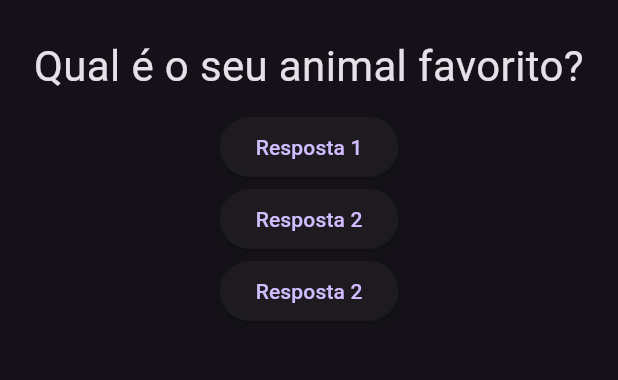
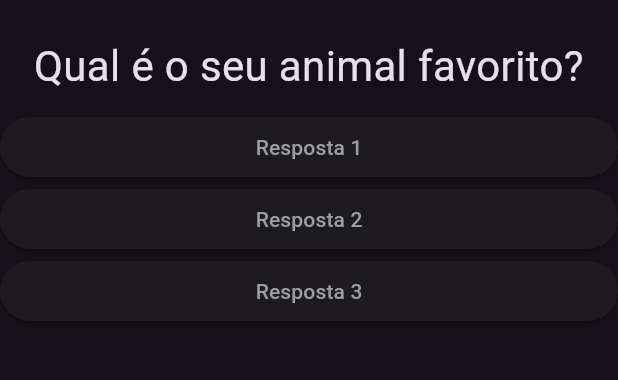
Before and after one commit to murilomonte/estudos-flutter, a Flutter app: the screen it shows after launch, after a tap on "Resposta 1", on a phone screen of 412 x 824 dp, the part 63-443 px from its top. Run offline on Flutter 3.47's test engine with Material 3 defaults, Android fonts, the phone set to English and light mode, and no system bars.

Commit message:
feat: widget Resposta

```diff
--- a/exercicios/projeto_perguntas/lib/main.dart
+++ b/exercicios/projeto_perguntas/lib/main.dart
@@ -1,5 +1,6 @@
 import 'package:flutter/material.dart';
 import './questao.dart';
+import './resposta.dart';
 
 void main() {
   // Roda uma instância da classe 'PerguntasApp'
@@ -19,7 +20,6 @@ class _PerguntaAppState extends State<PerguntaApp> {
     setState(() {
       _perguntaSelecionada++;
     });
-    print(_perguntaSelecionada);
   }
 
   // Como a interface irá mudar conforme o estado, ela deve estar dentro dessa classe;
@@ -46,12 +46,9 @@ class _PerguntaAppState extends State<PerguntaApp> {
                 Questao(perguntas[_perguntaSelecionada]),
                 // ElevatedButton -> widget que gera um botão
                 // Não pode ser const pois o botão vai mudar.
-                ElevatedButton(
-                    onPressed: _responder, child: const Text('Resposta 1')),
-                ElevatedButton(
-                    onPressed: _responder, child: const Text('Resposta 2')),
-                ElevatedButton(
-                    onPressed: _responder, child: const Text('Resposta 2')),
+                Resposta('Resposta 1', _responder),
+                Resposta('Resposta 2', _responder),
+                Resposta('Resposta 3', _responder),
               ],
             )));
   }
--- /dev/null
+++ b/exercicios/projeto_perguntas/lib/resposta.dart
@@ -0,0 +1,30 @@
+import 'package:flutter/material.dart';
+
+class Resposta extends StatelessWidget {
+  final String texto;
+  final void Function() onSelecao;
+
+  const Resposta(this.texto, this.onSelecao, {super.key});
+
+  @override
+  Widget build(BuildContext context) {
+    return SizedBox(
+      width: double.infinity,
+      child: ElevatedButton(
+        onPressed: onSelecao,
+        // Para deixar o botão quadrado
+        // style: ElevatedButton.styleFrom(
+        //   shape: const RoundedRectangleBorder(
+        //     borderRadius: BorderRadius.zero
+        //   )
+        // ),
+        child: Text(
+          texto,
+          style: const TextStyle(
+            color: Colors.grey,
+          ),
+        ),
+      ),
+    );
+  }
+}
```
